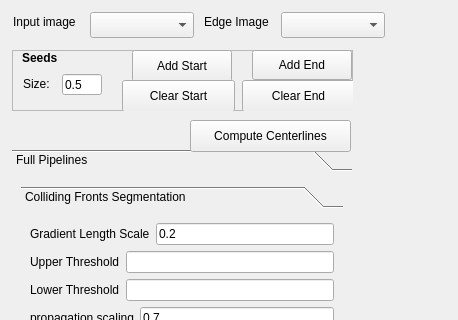
This is Code/Source/sv4gui/Plugins/org.sv.gui.qt.imageprocessing/sv4gui_ImageProcessing.ui in SimVascular/SimVascular as Qt 5 draws it before an edit; both pictures show x 0 to 458 and y 0 to 320 of the 458 by 1008 pixel window. The edited form follows.
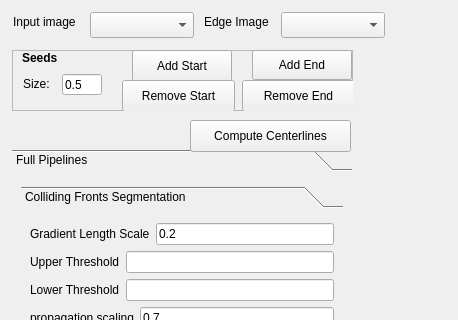
This is the edited form.

What changed in the file:
```diff
--- a/Code/Source/sv4gui/Plugins/org.sv.gui.qt.imageprocessing/sv4gui_ImageProcessing.ui
+++ b/Code/Source/sv4gui/Plugins/org.sv.gui.qt.imageprocessing/sv4gui_ImageProcessing.ui
@@ -1839,7 +1839,7 @@
      </rect>
     </property>
     <property name="text">
-     <string>Clear Start</string>
+     <string>Remove Start</string>
     </property>
    </widget>
    <widget class="QPushButton" name="ClearEndButton">
@@ -1852,7 +1852,7 @@
      </rect>
     </property>
     <property name="text">
-     <string>Clear End</string>
+     <string>Remove End</string>
     </property>
    </widget>
   </widget>
```
Left out of the diff: 16 changed lines with no effect on the pictures.
